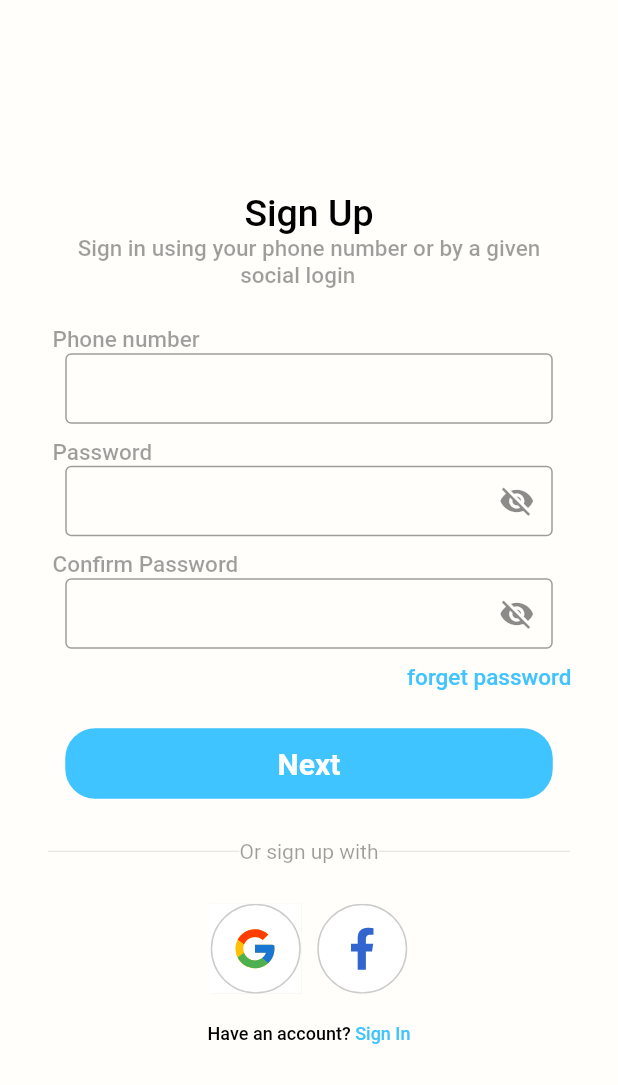
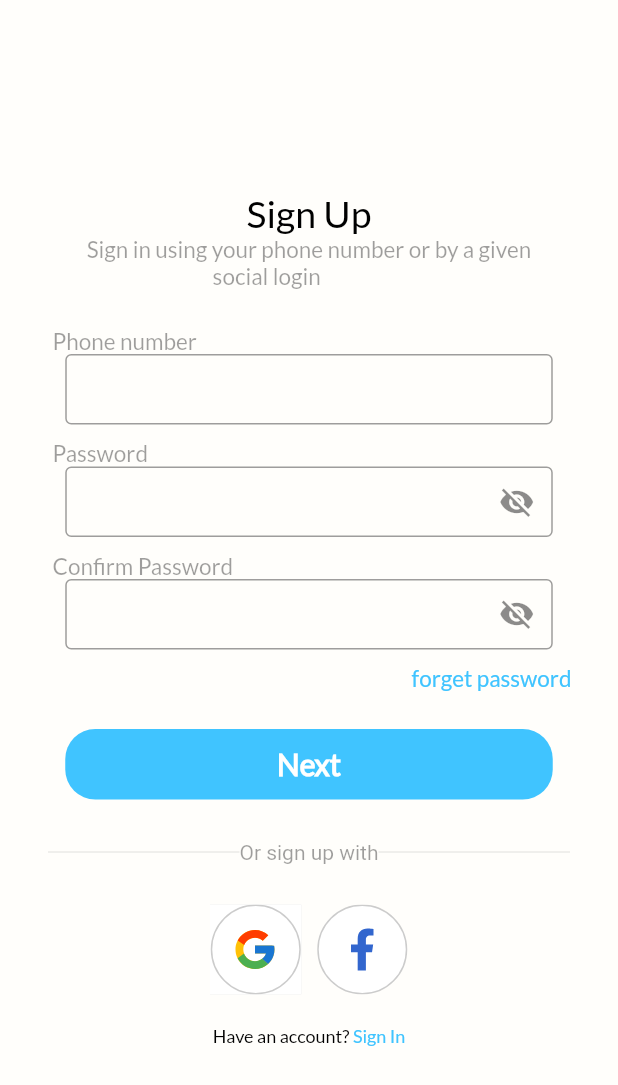
Before and after one commit to udityaprakash/MT-Patient-App, a Flutter app: the screen it shows after launch, after a tap on "SKIP", after a tap on "Sign Up", on a phone screen of 412 x 824 dp. Shown: the top 1085 px of the screen. Run offline on Flutter 3.47's test engine with Material 2 defaults, Android fonts, the light colour scheme and no system bars; our stand-ins replace connectivity_plus, flutter_svg.

Commit message:
font lato applied

```diff
--- a/lib/utils/screens/auth_screens/sign_in_screen.dart
+++ b/lib/utils/screens/auth_screens/sign_in_screen.dart
@@ -21,19 +21,18 @@ class _SignInScreenState extends State<SignInScreen> {
           crossAxisAlignment: CrossAxisAlignment.center,
           children: [
             text("Sign In", Colors.black, 25.0, FontWeight.w500,
-                FontStyle.normal),
+                ),
             text(
                 "Sign in using your phone number or by a given\n\t\t\t\t\t\t\t\t\t\t\t\t\t\t\t\t\t\t\t\t\t\t\t\t\t\t\t\t\tsocial login",
                 Colors.black38,
                 15,
-                FontWeight.w500,
-                FontStyle.normal),
+                FontWeight.w500,),
             Padding(
               padding: const EdgeInsets.only(left: 35.0, top: 30),
               child: Row(
                 children: [
                   text("Phone number", Colors.black38, 15, FontWeight.w500,
-                      FontStyle.normal),
+                      ),
                 ],
               ),
             ),
@@ -53,7 +52,7 @@ class _SignInScreenState extends State<SignInScreen> {
               child: Row(
                 children: [
                   text("Password", Colors.black38, 15, FontWeight.w500,
-                      FontStyle.normal),
+                      ),
                 ],
               ),
             ),
@@ -75,7 +74,7 @@ class _SignInScreenState extends State<SignInScreen> {
                 mainAxisAlignment: MainAxisAlignment.end,
                 children: [
                   text("forget password", Colors.lightBlueAccent, 15,
-                      FontWeight.w500, FontStyle.normal)
+                      FontWeight.w500,)
                 ],
               ),
             ),
@@ -92,7 +91,7 @@ class _SignInScreenState extends State<SignInScreen> {
                 ),
                 child: Center(
                     child: text("Next", Colors.white, 20, FontWeight.w700,
-                        FontStyle.normal)),
+                        )),
               ),
             ),
             Padding(
@@ -136,10 +135,10 @@ class _SignInScreenState extends State<SignInScreen> {
                 mainAxisAlignment: MainAxisAlignment.center,
                 children: [
                   text("Don’t have an account? ", Colors.black, 12,
-                      FontWeight.w500, FontStyle.normal),
+                      FontWeight.w500,),
                   InkWell(
                     child: text("Sign Up", Colors.lightBlueAccent, 12,
-                        FontWeight.w500, FontStyle.normal),
+                        FontWeight.w500, ),
                     onTap: () {
                       Navigator.push(
                           context,
--- a/lib/utils/screens/auth_screens/sign_up_screen.dart
+++ b/lib/utils/screens/auth_screens/sign_up_screen.dart
@@ -20,19 +20,17 @@ class _SignUpScreenState extends State<SignUpScreen> {
           crossAxisAlignment: CrossAxisAlignment.center,
           children: [
             text("Sign Up", Colors.black, 25.0, FontWeight.w500,
-                FontStyle.normal),
+                ),
             text(
                 "Sign in using your phone number or by a given\n\t\t\t\t\t\t\t\t\t\t\t\t\t\t\t\t\t\t\t\t\t\t\t\t\t\t\t\t\tsocial login",
                 Colors.black38,
                 15,
-                FontWeight.w500,
-                FontStyle.normal),
+                FontWeight.w500,),
             Padding(
               padding: const EdgeInsets.only(left: 35.0, top: 25),
               child: Row(
                 children: [
-                  text("Phone number", Colors.black38, 15, FontWeight.w500,
-                      FontStyle.normal),
+                  text("Phone number", Colors.black38, 15, FontWeight.w500,),
                 ],
               ),
             ),
@@ -52,7 +50,7 @@ class _SignUpScreenState extends State<SignUpScreen> {
               child: Row(
                 children: [
                   text("Password", Colors.black38, 15, FontWeight.w500,
-                      FontStyle.normal),
+                      ),
                 ],
               ),
             ),
@@ -73,7 +71,7 @@ class _SignUpScreenState extends State<SignUpScreen> {
               child: Row(
                 children: [
                   text("Confirm Password", Colors.black38, 15, FontWeight.w500,
-                      FontStyle.normal),
+                      ),
                 ],
               ),
             ),
@@ -95,7 +93,7 @@ class _SignUpScreenState extends State<SignUpScreen> {
                 mainAxisAlignment: MainAxisAlignment.end,
                 children: [
                   text("forget password", Colors.lightBlueAccent, 15,
-                      FontWeight.w500, FontStyle.normal)
+                      FontWeight.w500,)
                 ],
               ),
             ),
@@ -112,7 +110,7 @@ class _SignUpScreenState extends State<SignUpScreen> {
                 ),
                 child: Center(
                     child: text("Next", Colors.white, 20, FontWeight.w700,
-                        FontStyle.normal)),
+                        )),
               ),
             ),
             Padding(
@@ -156,10 +154,10 @@ class _SignUpScreenState extends State<SignUpScreen> {
                 mainAxisAlignment: MainAxisAlignment.center,
                 children: [
                   text("Have an account? ", Colors.black, 12, FontWeight.w500,
-                      FontStyle.normal),
+                      ),
                   InkWell(
                     child: text("Sign In", Colors.lightBlueAccent, 12,
-                        FontWeight.w500, FontStyle.normal),
+                        FontWeight.w500, ),
                     onTap: () {
                       Navigator.pop(context);
                     },
--- a/lib/utils/screens/intro_screen.dart
+++ b/lib/utils/screens/intro_screen.dart
@@ -98,7 +98,7 @@ class _IntoScreenState extends State<IntroScreen> {
                                 height: 35,
                                 child: Center(
                                   child: text(" SKIP ", ui.blackclr,
-                                      12.0, FontWeight.w500, FontStyle.normal),
+                                      12.0, FontWeight.w500),
                                 )),
                           ),
                       ]),
@@ -124,7 +124,6 @@ class _IntoScreenState extends State<IntroScreen> {
                           ui.blackclr,
                           30,
                           FontWeight.w500,
-                          FontStyle.normal,
                         ),
                         const SizedBox(
                           height: 20,
@@ -134,7 +133,6 @@ class _IntoScreenState extends State<IntroScreen> {
                           ui.greyclr,
                           15,
                           FontWeight.w500,
-                          FontStyle.normal,
                         ),
                         const SizedBox(
                           height: 20,
@@ -154,32 +152,6 @@ class _IntoScreenState extends State<IntroScreen> {
                             }
                           }
                         )
-                        // InkWell(
-                        //   onTap: () {
-                        //     if (index == 2) {
-                        //       Navigator.pushReplacementNamed(context, 'signinscreen');
-                        //     } else {
-                        //       updateincrementindex();
-                        //     }
-                        //   },
-                        //   child: Container(
-                        //     width: 265,
-                        //     height: 70,
-                        //     decoration: BoxDecoration(
-                        //       borderRadius: BorderRadius.circular(20),
-                        //       color: Colors.lightBlueAccent,
-                        //     ),
-                        //     child: Center(
-                        //       child: text(
-                        //         "NEXT",
-                        //         Colors.white,
-                        //         25,
-                        //         FontWeight.w500,
-                        //         FontStyle.normal,
-                        //       ),
-                        //     ),
-                        //   ),
-                        // )
                       ]),
                 )
               ],
--- a/lib/utils/widgets/button.dart
+++ b/lib/utils/widgets/button.dart
@@ -4,13 +4,11 @@ import 'package:meditransparency/utils/widgets/reusable_text.dart';
 
 Widget btn({tex, function, style, context}) {
   final style = ElevatedButton.styleFrom(
-      primary: ui.primaryclr, //background color of button
-      // side: BorderSide(width: 3, color: Colors.brown), //border width and color
-      elevation: 3, //elevation of button
+      primary: ui.primaryclr,
+      elevation: 3,
       shape: RoundedRectangleBorder(
-          //to set border radius to button
           borderRadius: BorderRadius.circular(20)),
-      padding: EdgeInsets.all(2) //content padding inside button
+      padding: EdgeInsets.all(2)
       );
   final size = MediaQuery.of(context).size;
   return Container(
@@ -20,10 +18,7 @@ Widget btn({tex, function, style, context}) {
       child: ElevatedButton(
         style: style,
         onPressed: function,
-        child: text(tex, ui.backgroundclr, 25.0, FontWeight.w500, FontStyle.normal),
+        child: text(tex, ui.backgroundclr, 25.0, FontWeight.w500),
       ));
 
 }
-//     ),
-//   );
-// }
--- a/lib/utils/widgets/no_internet.dart
+++ b/lib/utils/widgets/no_internet.dart
@@ -38,7 +38,7 @@ class _NoConnectionScreenState extends State<NoConnectionScreen> {
                 mainAxisAlignment: MainAxisAlignment.end,
                 children: [
                   text("No Internet", Colors.lightBlueAccent,
-                                      22.0, FontWeight.w500, FontStyle.normal),
+                                      22.0, FontWeight.w500,),
                   // Text('No Internet', context),
                   SizedBox(
                     height: MediaQuery.of(context).size.height / 6,
--- a/lib/utils/widgets/reusable_text.dart
+++ b/lib/utils/widgets/reusable_text.dart
@@ -1,12 +1,12 @@
 import 'package:flutter/material.dart';
 
-Widget text(String title, Color color, double fontSize, FontWeight fontWeight,
-      FontStyle fontStyle) {
+Widget text(String title, Color color, double fontSize, FontWeight fontWeight,) {
     return Text(title,
         style: TextStyle(
           color: color,
           fontSize: fontSize,
           fontWeight: fontWeight,
-          fontStyle: fontStyle,
+          fontFamily: 'Lato',
+          // fontStyle: fontStyle,
         ));
   }
```
